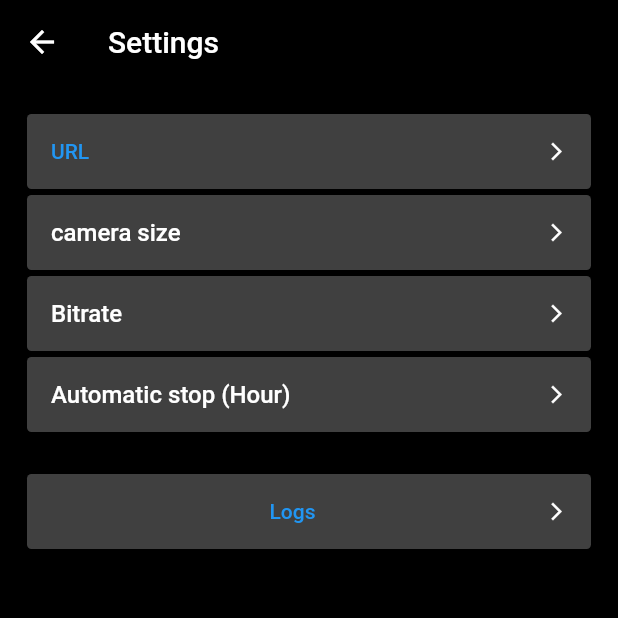
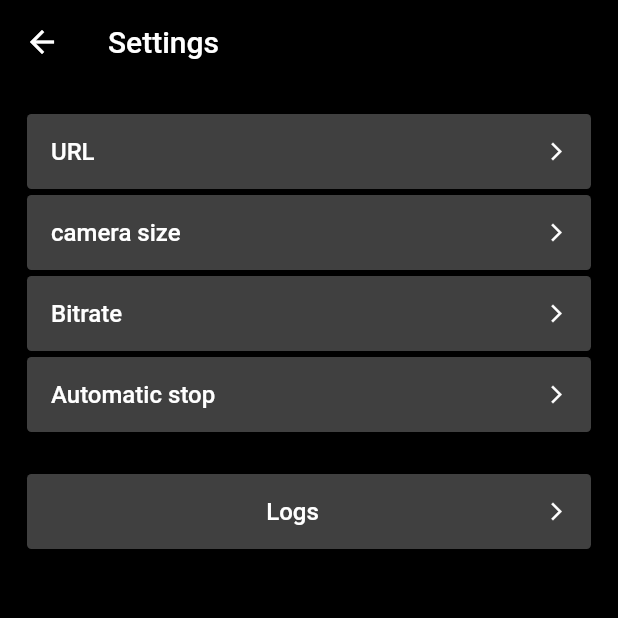
Before and after one commit to koji4104/ItsMyLive, a Flutter app: the SettingsScreen screen opened directly, on a phone screen of 412 x 824 dp, the top half of it. Run offline on Flutter 3.47's test engine with Material 2 defaults, Android fonts, the phone set to English and light mode, and no system bars; our stand-ins replace battery_plus, hooks_riverpod, native_device_orientation, permission_handler, shared_preferences; missing offline and left inert: audio_session, haishin_kit; accounts and stored records are empty; statements that could not run were skipped.

Commit message:
Change initial value

```diff
--- /dev/null
+++ b/lib/constants.dart
@@ -0,0 +1,3 @@
+bool IS_PREMIUM = false;
+String ALBUM_NAME = "TheseDays";
+bool IS_TEST = false;
--- a/lib/localizations.dart
+++ b/lib/localizations.dart
@@ -27,7 +27,7 @@ class Localized {
       'video_kbps_desc': 'Select video bitrate',
       'video_fps': 'FPS',
       'video_fps_desc': 'Select FPS (frames per second)',
-      'autostop_sec': 'Automatic stop (Hour)',
+      'autostop_sec': 'Automatic stop',
       'autostop_sec_desc': 'It will stop automatically. It will stop even if the battery is 10% or less.',
       'camera_height': 'camera size',
       'camera_height_desc': 'Select camera size.',
@@ -37,13 +37,13 @@ class Localized {
       'url_num': 'URL',
       'url_num_desc':'URLを選んでください。',
       'video_kbps': 'ビットレート',
-      'video_kbps_desc': 'ビデオのビットレートを選んでください。',
+      'video_kbps_desc': 'ビットレートを選んでください。',
       'video_fps': 'FPS',
       'video_fps_desc': 'FPS（フレームレート）を選んでください。',
-      'autostop_sec': '自動停止（時間）',
-      'autostop_sec_desc': '自動的に停止します。バッテリー残量10%以下で停止します。',
+      'autostop_sec': '自動停止',
+      'autostop_sec_desc': '自動的に停止します。バッテリー残量10%以下でも停止します。',
       'camera_height': 'カメラサイズ',
-      'camera_height_desc': 'カメラサイズを選んでください。',
+      'camera_height_desc': 'カメラのサイズを選んでください。',
     },
   };
 
--- a/lib/provider.dart
+++ b/lib/provider.dart
@@ -10,6 +10,7 @@ class StatusData {
   int retry = 0;
   DateTime? startTime;
   DateTime? connectTime;
+  bool isSaver = false;
 }
 
 final statusProvider = ChangeNotifierProvider((ref) => statusNotifier(ref));
@@ -45,4 +46,8 @@ class statusNotifier extends ChangeNotifier {
     statsu.connectTime = DateTime.now();
     this.notifyListeners();
   }
+  SwitchSaver() {
+    statsu.isSaver = !statsu.isSaver;
+    this.notifyListeners();
+  }
 }
--- a/lib/settings_screen.dart
+++ b/lib/settings_screen.dart
@@ -34,7 +34,7 @@ class SettingsScreen extends BaseSettingsScreen {
       padding: EdgeInsets.fromLTRB(8,8,8,8),
       child: Column(children: [
         MyListTile(
-          title: env.getUrl()=='' ? Text('URL') : Text(''),
+          title: env.getUrl()=='' ? MyText('URL') : MyText(''),
           title2:Text(env.getUrl()),
           onTap:(){
             NavigatorPush(SelectUrlScreen());
@@ -46,10 +46,14 @@ class SettingsScreen extends BaseSettingsScreen {
         MyValue(data: env.autostop_sec),
         MyLabel(''),
         MyListTile(
-          title:Text('Logs'),
-          onTap:(){
-            NavigatorPush(LogScreen());
-          }
+            title:MyText('Logs'),
+            onTap:(){
+              Navigator.of(context).push(
+                  MaterialPageRoute(
+                    builder: (context) => LogScreen(),
+                  )
+              );
+            }
         ),
       ])
     );
```
Also changed, not shown: lib/camera_screen.dart (+24 -32 lines), lib/environment.dart (+8 -3 lines), 4 other files.
